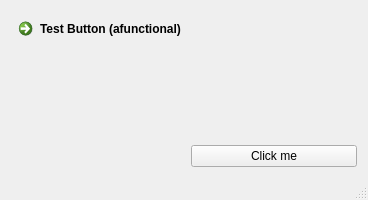
This is sample/CustomFrame-Static/testwindow.ui in Nintersoft/QCustomWindow as Qt 5 draws it before an edit. The edited form follows.
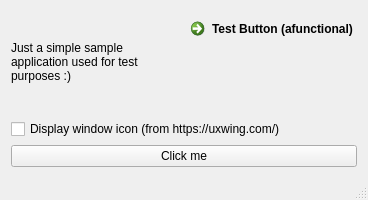
This is the edited form.

Commit message:
Update static sample
- Redesigned test layout:
    - Added an explanatory label;
    - Added "display window icon" checkbox;
    - Applied necessary layout changes.
- Added window icon sample (icon.png);
- Added Qt resource file to project;
- Referenced new window icon to resources file;
- Fixed "lazy reference" in pushButton slot (TestWindow creation);
- Merged new version of QCustomWindow into imports.

```diff
--- a/sample/CustomFrame-Static/testwindow.ui
+++ b/sample/CustomFrame-Static/testwindow.ui
@@ -16,13 +16,16 @@
   <widget class="QWidget" name="centralWidget">
    <layout class="QGridLayout" name="gridLayout">
     <item row="0" column="0">
-     <widget class="QCommandLinkButton" name="commandLinkButton">
+     <widget class="QLabel" name="label">
       <property name="text">
-       <string>Test Button (afunctional)</string>
+       <string>Just a simple sample application used for test purposes :)</string>
+      </property>
+      <property name="wordWrap">
+       <bool>true</bool>
       </property>
      </widget>
     </item>
-    <item row="1" column="1">
+    <item row="2" column="0" colspan="2">
      <widget class="QPushButton" name="pushButton">
       <property name="styleSheet">
        <string notr="true"/>
@@ -32,6 +35,20 @@
       </property>
      </widget>
     </item>
+    <item row="0" column="1">
+     <widget class="QCommandLinkButton" name="commandLinkButton">
+      <property name="text">
+       <string>Test Button (afunctional)</string>
+      </property>
+     </widget>
+    </item>
+    <item row="1" column="0" colspan="2">
+     <widget class="QCheckBox" name="cbWindowIcon">
+      <property name="text">
+       <string>Display window icon (from https://uxwing.com/)</string>
+      </property>
+     </widget>
+    </item>
    </layout>
   </widget>
   <widget class="QStatusBar" name="statusBar"/>
```
The commit also changes 8 other files.
